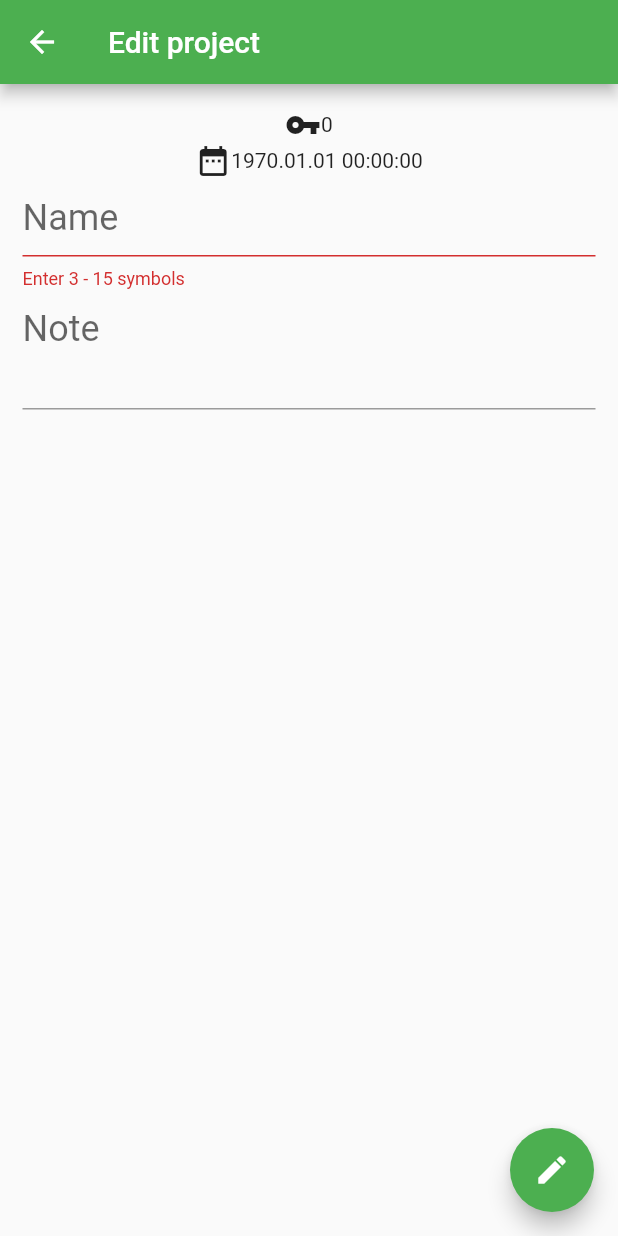
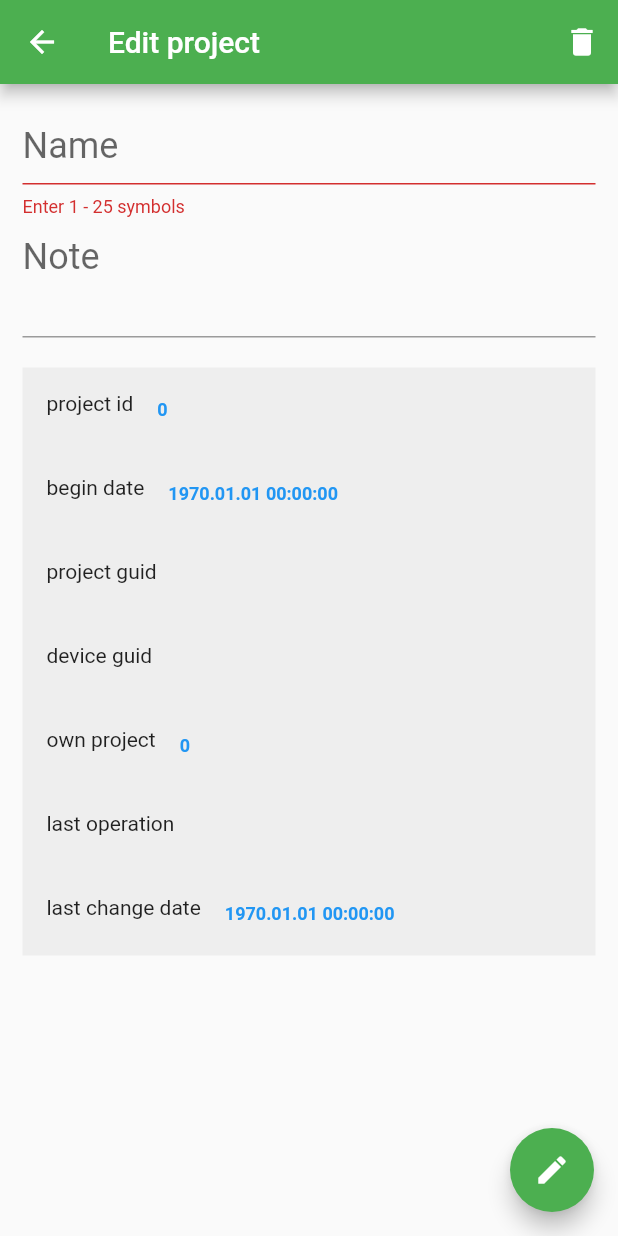
Before and after one commit to jWinterDay/InfoScannerMobile, a Flutter app: the ProjectEditScreen screen opened directly with empty values, after a tap on the "edit" icon, on a phone screen of 412 x 824 dp. Run offline on Flutter 3.47's test engine with Material 2 defaults, Android fonts, the phone set to English and light mode, and no system bars; our stand-ins replace rxdart, shared_preferences, sqflite; missing offline and left inert: device_id, flutter_stetho; accounts and stored records are empty.

Commit message:
+ sync messages

```diff
--- a/lib/Database.dart
+++ b/lib/Database.dart
@@ -43,7 +43,7 @@ class DBProvider {
     try {
       sqlflite.Database db = await sqlflite.openDatabase(
         path,
-        version: 27,
+        version: 28,
         onCreate: _onCreate,
         onOpen: _onOpen,
         onUpgrade: _onUpgrade,
@@ -79,6 +79,7 @@ class DBProvider {
           project_guid text not null default (hex(randomblob(16))),
           device_guid text not null,
           last_operation text,
+          unix_last_change_date integer,
           sync_device_guid text
         )
         """
@@ -95,7 +96,7 @@ class DBProvider {
       print('begin upgrade database....newV: $newVersion, oldV: $oldVersion');
 
       await db.transaction((txn) async {
-        await txn.execute('alter table project add column sync_device_guid text');
+        await txn.execute('alter table project add column unix_last_change_date integer');
       });
     }
   }
--- a/lib/blocs/logged_user_bloc.dart
+++ b/lib/blocs/logged_user_bloc.dart
@@ -48,3 +48,6 @@ class LoggedUserBloc {
     _loggedUserFetcher.close();
   }
 }
+
+
+LoggedUserBloc gUserBloc = new LoggedUserBloc();
--- a/lib/models/project_model.dart
+++ b/lib/models/project_model.dart
@@ -25,16 +25,21 @@ String projectToJson(Project data) {
 
 class Project {
   int projectId;
+
   String name;
+  String note;
+
   int unixBeginDate;//UTC
   int unixEndDate;//UTC
-  String note;
+  int isOwnProject;
+
   String projectGuid;
   String deviceGuid;
   int unixSyncDate;
   String syncDeviceGuid;
-  int isOwnProject;
+
   String lastOperation;
+  int unixLastChangeDate;
 
   //constructor
   Project({
@@ -48,7 +53,8 @@ class Project {
     this.unixSyncDate,
     this.syncDeviceGuid,
     this.isOwnProject,
-    this.lastOperation
+    this.lastOperation,
+    this.unixLastChangeDate
   });
 
   factory Project.fromMap(Map<String, dynamic> json) {
@@ -65,6 +71,7 @@ class Project {
         syncDeviceGuid: json["sync_device_guid"],
         isOwnProject: Common.boolToInt(json["is_own_project"]),
         lastOperation: json["last_operation"],
+        unixLastChangeDate: json["unix_last_change_date"],
       );
   }
 
@@ -80,6 +87,7 @@ class Project {
     "sync_device_guid": syncDeviceGuid,
     "is_own_project": isOwnProject,
     "last_operation": lastOperation,
+    "unix_last_change_date": unixLastChangeDate
   };
 
   bool operator == (o) =>
@@ -105,7 +113,8 @@ class Project {
       unixSyncDate: $unixSyncDate,
       syncDeviceGuid: $syncDeviceGuid,
       isOwnProject: $isOwnProject,
-      lastOperation: $lastOperation
+      lastOperation: $lastOperation,
+      unixLastChangeDate: $unixLastChangeDate
     )
     """;
   }
--- a/lib/resources/project/project_db_api_provider.dart
+++ b/lib/resources/project/project_db_api_provider.dart
@@ -71,6 +71,7 @@ class ProjectDbApiProvider {
 
   udpateProject(Project project) async {
     Database db = await DBProvider.instance.database;
+    int curDate = DateTime.now().millisecondsSinceEpoch;
 
     var res = await db.rawUpdate(
       """
@@ -78,10 +79,11 @@ class ProjectDbApiProvider {
           set name = ?,
               note = ?,
               unix_end_date = ?,
-              last_operation = 'U'
+              last_operation = 'U',
+              unix_last_change_date = ?
         where project_id = ?;
       """,
-      [project.name, project.note, project.unixEndDate, project.projectId]
+      [project.name, project.note, project.unixEndDate, curDate, project.projectId]
     );
 
     return res;
@@ -152,8 +154,68 @@ class ProjectDbApiProvider {
   }
 
   //===========sync===========
-  syncDelete({@required Project project, @required Transaction transaction}) async {
-    transaction.delete('project', where: 'project_guid', whereArgs: [project.projectGuid]);
+  Future<int> syncDelete({@required Project project, @required Transaction transaction}) async {
+    return transaction.delete('project', where: 'project_guid', whereArgs: [project.projectGuid]);
+  }
+
+  Future<int> syncInsert({@required Project project, @required Transaction transaction}) async {
+    int unixCurTime = DateTime.now().millisecondsSinceEpoch;
+
+    int lastId = await transaction.rawInsert(
+      '''
+        insert into project(name, unix_begin_date, note,
+                            project_guid, device_guid, unix_sync_date,
+                            sync_device_guid, is_own_project, last_operation)
+        select ?, ?, ?,
+               ?, ?, ?,
+               ?, ?, ?
+         where not exists(select 1 from project where project_guid = ?)
+      ''',
+
+      //where not exists(select 1 from project where project_guid = ?)
+      [
+        project.name,
+        project.unixBeginDate * 1000,//on the server date presents as seconds
+        project.note,
+
+        project.projectGuid,
+        project.deviceGuid ?? 'Unknown device',
+        unixCurTime,
+
+        project.deviceGuid,
+        project.isOwnProject,
+        'I',
+        project.projectGuid,
+      ]
+    );
+
+    return lastId;
+  }
+
+  Future<int> syncUpdate({@required Project project, @required Transaction transaction}) async {
+    int unixCurTime = DateTime.now().millisecondsSinceEpoch;
+
+    return await transaction.rawUpdate(
+      '''
+        update project
+           set name = ?,
+               note = ?,
+               unix_sync_date = ?,
+               is_own_project = ?,
+               last_operation = ?,
+               unix_last_change_date = ?
+         where project_guid = ?
+      ''',
+      [
+        project.name,
+        project.note,
+        unixCurTime,
+        project.isOwnProject,
+        'U',
+        unixCurTime,
+        project.projectGuid
+      ]
+    );
   }
 
   Future<int> syncUpsert({@required Project project, @required Transaction transaction, @required String lastOp}) async {
--- a/lib/ui/auth/user_login_screen.dart
+++ b/lib/ui/auth/user_login_screen.dart
@@ -79,7 +79,7 @@ class _UserLoginState extends State<UserLoginScreen> {
             StreamBuilder(
               stream: bloc.loggedUserStream,
               builder: (context, AsyncSnapshot<LoggedUserInfo> snapshot) {
-                print('builder snapshot data: ${snapshot.data}');
+                //print('builder snapshot data: ${snapshot.data}');
 
                 if (snapshot.hasData) {
                   LoggedUserInfo user = snapshot.data;
@@ -107,7 +107,7 @@ class _UserLoginState extends State<UserLoginScreen> {
                   return Column(
                     children: <Widget>[
                       _submitBtn(context, onLogin: _onLogin),
-                      Text(snapshot.error.toString()),
+                      Text(snapshot.error.toString(), style: TextStyle(color: Colors.red, fontWeight: FontWeight.w800, ),),
                     ],
                   );
                 }
--- a/lib/ui/project/project_edit_screen.dart
+++ b/lib/ui/project/project_edit_screen.dart
@@ -1,10 +1,9 @@
 import 'package:flutter/material.dart';
-import 'package:intl/intl.dart';
 
 import 'package:info_scanner_mobile/models/project_model.dart';
 import 'package:info_scanner_mobile/blocs/projects_bloc.dart';
+import 'package:info_scanner_mobile/resources/common.dart';
 
-final DateFormat dateFormatter = new DateFormat('yyyy.MM.dd HH:mm:ss');
 
 class ProjectEditScreen extends StatefulWidget {
   final Project project;
@@ -17,8 +16,8 @@ class ProjectEditScreen extends StatefulWidget {
   _ProjectEditState createState() => _ProjectEditState(project, bloc);
 }
 
-const int nameMinLen = 3;
-const int nameMaxLen = 15;
+const int nameMinLen = 1;
+const int nameMaxLen = 25;
 String nameValidator(String txt) {
   if (txt.length < nameMinLen || txt.length > nameMaxLen) {
     return 'Enter $nameMinLen - $nameMaxLen symbols';
@@ -33,10 +32,11 @@ class _ProjectEditState extends State<ProjectEditScreen> {
   static final GlobalKey<FormState> formKey = new GlobalKey<FormState>();
   final _nameController = TextEditingController();
   final _noteController = TextEditingController();
+  bool isAddInfoVisible = false;
 
   //constructor
   _ProjectEditState(this.project, this.bloc) {
-    _nameController.text = project?.name;
+    _nameController.text = project?.name ?? 'new project';
     _noteController.text = project?.note;
   }
 
@@ -46,23 +46,50 @@ class _ProjectEditState extends State<ProjectEditScreen> {
     //bloc.dispose();
   }
 
+  removeProjectCallback() {
+    showDialog(
+      context: this.context,
+      barrierDismissible: false,
+      builder: (p) => AlertDialog(
+        title: Text('Do you want delete this project?'),
+        content: Text(project.name),
+        actions: <Widget>[
+          //cancel
+          IconButton(
+            icon: Icon(Icons.arrow_back, color: Colors.blue),
+            onPressed: () { Navigator.of(this.context).pop(false); }
+          ),
+          //remove
+          IconButton(
+            icon: Icon(Icons.delete, color: Colors.blue),
+            onPressed: () { Navigator.of(this.context).pop(true); }
+          ),
+        ],
+      )
+    ).then((dialogResult) {
+      if (dialogResult) {
+        bloc.removeProject(project);
+        Navigator.pop(context);
+      }
+    });
+  }
+
   @override
   Widget build(BuildContext context) {
-
     return
       Scaffold(
         appBar: AppBar(
-          title: _showTitle(project),
+          title: showTitle(project),
+          actions: <Widget>[
+            IconButton(icon: Icon(Icons.delete), onPressed: removeProjectCallback),
+          ],
         ),
 
-        body: Padding(
+        body: SingleChildScrollView(
+          child: Padding(
             padding: EdgeInsets.all(15),
             child: Column(
               children: <Widget>[
-              //project id
-              _showProjectId(project),
-              //begin date
-              _showProjectBeginDate(project),
                 Form(
                   key: formKey,
                   child: Column(
@@ -88,21 +115,24 @@ class _ProjectEditState extends State<ProjectEditScreen> {
                     ],
                   ),
                 ),
-              //_showProjectBeginDate(project),
-              _showProjectGuid(project),
+
+                Padding(padding: EdgeInsets.only(bottom: 20),),
+
+                showAddInfo(project)
               ],
             ),
+          )
         ),
 
         floatingActionButton:
           FloatingActionButton(
-            child: _showBtnAction(project),
-            onPressed: _onSave,
+            child: showBtnAction(project),
+            onPressed: onSaveCallback,
         ),
       );
   }
 
-  _onSave() {
+  onSaveCallback() {
     final form = formKey.currentState;
     if (form.validate()) {
       String name = _nameController.text;
@@ -123,40 +153,28 @@ class _ProjectEditState extends State<ProjectEditScreen> {
   }
 }
 
-Widget _showTitle(Project project) {
+Widget showTitle(Project project) {
   return project == null ? Text('Add project') : Text('Edit project');
 }
 
-Widget _showBtnAction(Project project) {
+Widget showBtnAction(Project project) {
   return project == null ? Icon(Icons.add) : Icon(Icons.edit);
 }
 
-Widget _showProjectBeginDate(Project project) {
-  if (project == null || project.unixBeginDate == null)
-    return Container();
-
-  DateTime dt = DateTime.fromMillisecondsSinceEpoch(project.unixBeginDate);
-  String beginDateStr = dateFormatter.format(dt);
+Widget showProjectId(Project project) {
+  //if (project == null)
+  //  return Container();
+  String projectId = '';
+  if (project?.projectId != null) {
+    projectId = project.projectId.toString();
+  }
 
   return
-    Row(
-      mainAxisAlignment: MainAxisAlignment.center,
-      children: <Widget>[
-        Icon(Icons.date_range),
-        Text(
-          beginDateStr,
-          style: TextStyle(fontSize: 14)
-        )
-      ],
+    ListTile(
+      leading: Text('project id'),
+      title: Text(projectId, style: TextStyle(fontWeight: FontWeight.w600, fontSize: 12, color: Colors.blue,),),
     );
-}
-
-Widget _showProjectId(Project project) {
-  if (project == null)
-    return Container();
-
-  return
-    Row(
+    /*Row(
       mainAxisAlignment: MainAxisAlignment.center,
       children: <Widget>[
         Icon(Icons.vpn_key),
@@ -165,10 +183,10 @@ Widget _showProjectId(Project project) {
           style: TextStyle(fontSize: 14)
         )
       ],
-    );
+    );*/
 }
 
-Widget _showProjectGuid(Project project) {
+Widget showProjectGuid(Project project) {
   if (project == null)
     return Container();
 
@@ -184,3 +202,44 @@ Widget _showProjectGuid(Project project) {
       ),
     );
 }
+
+Widget showAddInfo(Project project) {
+  if (project == null)
+    return Container();
+
+  TextStyle ts = TextStyle(fontWeight: FontWeight.w600, fontSize: 12, color: Colors.blue,);
+
+  return
+    Container(
+      color: Colors.grey[200],
+      child: Column(
+        children: <Widget>[
+          showProjectId(project),
+          ListTile(
+            leading: Text('begin date'),
+            title: Text(Common.unixDateToStr(project?.unixBeginDate), style: ts,),
+          ),
+          ListTile(
+            leading: Text('project guid'),
+            title: Text(project?.projectGuid??'', style: ts,),
+          ),
+          ListTile(
+            leading: Text('device guid'),
+            title: Text(project?.deviceGuid??'', style: ts,),
+          ),
+          ListTile(
+            leading: Text('own project'),
+            title: Text((project?.isOwnProject??'1').toString(), style: ts,),
+          ),
+          ListTile(
+            leading: Text('last operation'),
+            title: Text(project?.lastOperation??'', style: ts,),
+          ),
+          ListTile(
+            leading: Text('last change date'),
+            title: Text(Common.unixDateToStr(project?.unixLastChangeDate), style: ts,),
+          ),
+        ],
+      ),
+    );
+}
```
Also changed, not shown: lib/blocs/sync_bloc.dart (+8 -1 lines), lib/models/logged_user_info.dart (+9 -5 lines), lib/resources/Exceptions.dart (added, +13 -0 lines), lib/resources/common.dart (+29 -24 lines), lib/resources/sync/sync_api_provider.dart (+49 -17 lines), lib/ui/home_screen.dart (+22 -1 lines), lib/ui/left_panel_screen.dart (+27 -9 lines), lib/ui/project/project_list_screen.dart (+30 -7 lines), lib/main.dart (line endings or trailing spaces). Lines whose indentation alone changed are shown as unchanged.
